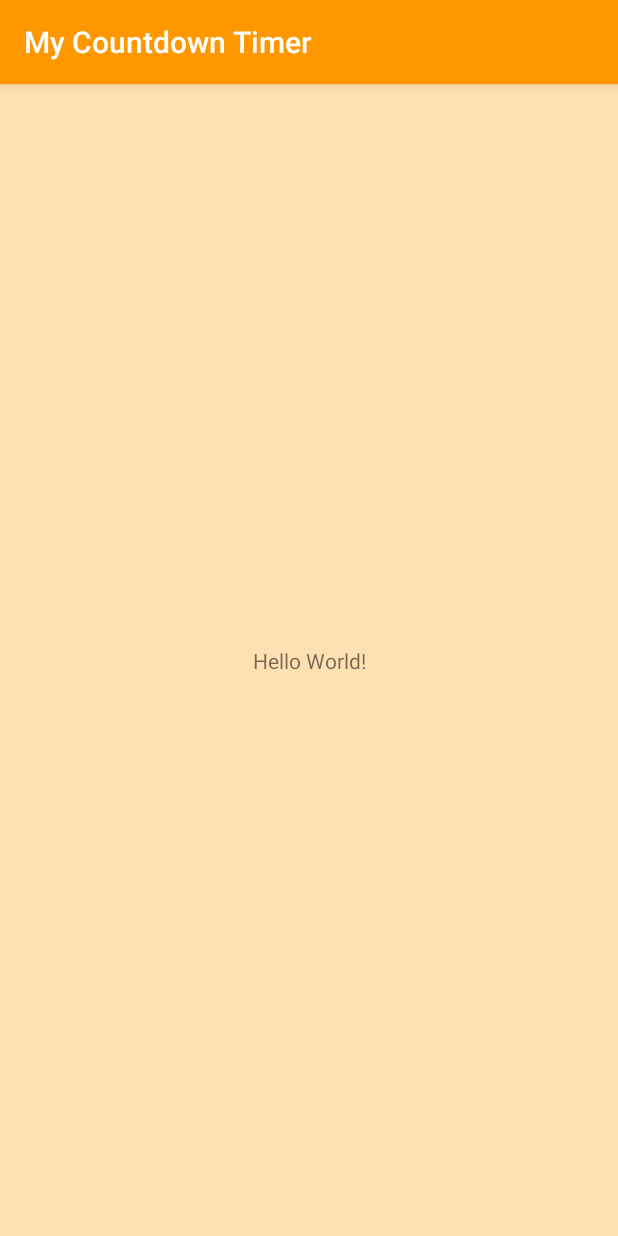
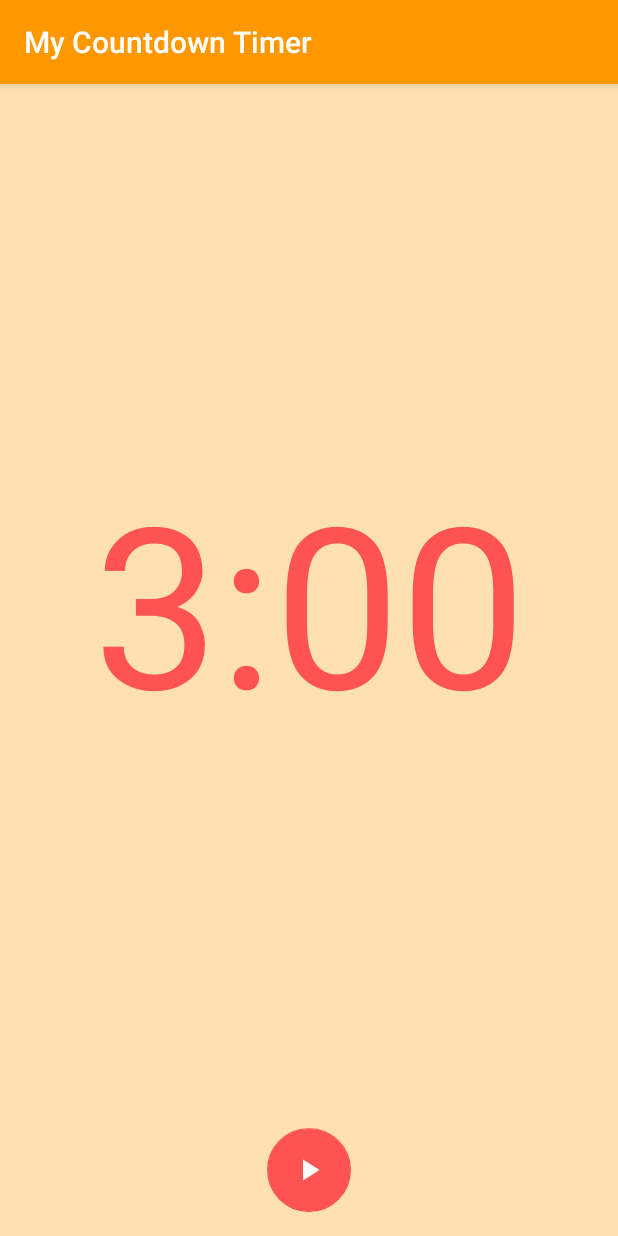
Before and after one commit to c0tt0n-candy/first-android-programming, an Android app: the screen it shows after launch (MainActivity), on a phone screen of 412 x 824 dp. Run offline under Robolectric (Android 15) with nearby library versions, the phone set to English and light mode, and no system bars.

Commit message:
create timer screen and implement count down timer

```diff
--- a/chapter09/MyCountdownTimer/app/build.gradle
+++ b/chapter09/MyCountdownTimer/app/build.gradle
@@ -31,4 +31,5 @@ dependencies {
   testImplementation 'junit:junit:4.12'
   androidTestImplementation 'com.android.support.test:runner:1.0.2'
   androidTestImplementation 'com.android.support.test.espresso:espresso-core:3.0.2'
+  implementation 'com.android.support:design:28.0.0-alpha3'
 }
--- a/chapter09/MyCountdownTimer/app/src/main/java/com/first/c0tt0n/mycountdowntimer/MainActivity.kt
+++ b/chapter09/MyCountdownTimer/app/src/main/java/com/first/c0tt0n/mycountdowntimer/MainActivity.kt
@@ -1,12 +1,77 @@
 package com.first.c0tt0n.mycountdowntimer
 
+import android.media.AudioAttributes
+import android.media.AudioManager
+import android.media.SoundPool
+import android.os.Build
+import android.os.Bundle
+import android.os.CountDownTimer
 import android.support.v7.app.AppCompatActivity
-import android.os.Bundle
+import kotlinx.android.synthetic.main.activity_main.playStop
+import kotlinx.android.synthetic.main.activity_main.timerText
 
 class MainActivity : AppCompatActivity() {
+
+  private lateinit var soundPool: SoundPool
+  private var soundResId = 0
 
   override fun onCreate(savedInstanceState: Bundle?) {
     super.onCreate(savedInstanceState)
     setContentView(R.layout.activity_main)
+
+    timerText.text = "3:00"
+    val timer = MyCountDownTimer(3 * 60 * 1000, 100)
+    playStop.setOnClickListener {
+      when (timer.isRunning) {
+        true -> timer.apply {
+          isRunning = false
+          cancel()
+          playStop.setImageResource(R.drawable.ic_play_arrow_black_24dp)
+        }
+        false -> timer.apply {
+          isRunning = true
+          start()
+          playStop.setImageResource(R.drawable.ic_stop_black_24dp)
+        }
+      }
+    }
+  }
+
+  override fun onResume() {
+    super.onResume()
+    soundPool = if (Build.VERSION.SDK_INT < Build.VERSION_CODES.LOLLIPOP) {
+      @Suppress("DEPRECATION")
+      SoundPool(2, AudioManager.STREAM_ALARM, 0)
+    } else {
+      val audioAttributes = AudioAttributes.Builder()
+          .setUsage(AudioAttributes.USAGE_ALARM)
+          .build()
+      SoundPool.Builder()
+          .setMaxStreams(1)
+          .setAudioAttributes(audioAttributes)
+          .build()
+    }
+    soundResId = soundPool.load(this, R.raw.bellsound, 1)
+  }
+
+  override fun onPause() {
+    super.onPause()
+    soundPool.release()
+  }
+
+  inner class MyCountDownTimer(millisInFuture: Long, countDownInterval: Long) :
+      CountDownTimer(millisInFuture, countDownInterval) {
+    var isRunning = false
+
+    override fun onTick(millisUntilFinished: Long) {
+      val minute = millisUntilFinished / 1000L / 60L
+      val second = millisUntilFinished / 1000L % 60L
+      timerText.text = "%1d:%2$02d".format(minute, second)
+    }
+
+    override fun onFinish() {
+      timerText.text = "0:00"
+      soundPool.play(soundResId, 1.0f, 100f, 0, 0, 1.0f)
+    }
   }
 }
--- a/chapter09/MyCountdownTimer/app/src/main/res/layout/activity_main.xml
+++ b/chapter09/MyCountdownTimer/app/src/main/res/layout/activity_main.xml
@@ -8,14 +8,31 @@
     tools:context=".MainActivity"
     >
 
-  <TextView
+  <android.support.design.widget.FloatingActionButton
+      android:id="@+id/playStop"
       android:layout_width="wrap_content"
       android:layout_height="wrap_content"
-      android:text="Hello World!"
+      android:layout_marginBottom="16dp"
+      android:clickable="true"
+      android:focusable="true"
+      android:tint="@android:color/white"
+      app:elevation="0dp"
       app:layout_constraintBottom_toBottomOf="parent"
-      app:layout_constraintLeft_toLeftOf="parent"
-      app:layout_constraintRight_toRightOf="parent"
+      app:layout_constraintEnd_toEndOf="parent"
+      app:layout_constraintStart_toStartOf="parent"
+      app:srcCompat="@drawable/ic_play_arrow_black_24dp"
+      />
+  <TextView
+      android:id="@+id/timerText"
+      android:layout_width="wrap_content"
+      android:layout_height="wrap_content"
+      android:layout_marginBottom="8dp"
+      android:textColor="@color/colorAccent"
+      android:textSize="150sp"
+      app:layout_constraintBottom_toTopOf="@+id/playStop"
+      app:layout_constraintEnd_toEndOf="parent"
+      app:layout_constraintStart_toStartOf="parent"
       app:layout_constraintTop_toTopOf="parent"
+      tools:text="3:00"
       />
-
 </android.support.constraint.ConstraintLayout>
```
